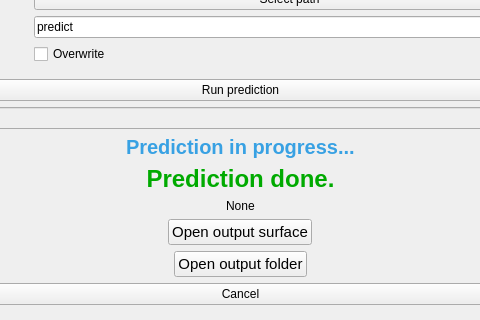
Before: the Qt Designer form CrownSegmentation/Resources/UI/CrownSegmentation.ui in GaelleLeroux/SlicerDentalModelSeg, drawn with Qt 5; both pictures show x 84 to 564 and y 641 to 961 of the 649 by 961 pixel window.
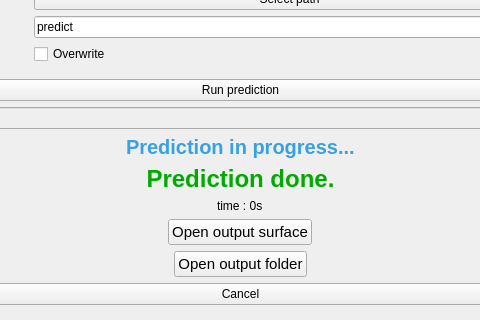
After: the same form once the commit is applied. Custom widgets are drawn as their Qt base class.

Commit message: STYLE : change string in ui

Diff of the .ui file:
```diff
--- a/CrownSegmentation/Resources/UI/CrownSegmentation.ui
+++ b/CrownSegmentation/Resources/UI/CrownSegmentation.ui
@@ -547,7 +547,7 @@
    <item alignment="Qt::AlignHCenter">
     <widget class="QLabel" name="timeLabel">
      <property name="text">
-      <string>None</string>
+      <string>time : 0s</string>
      </property>
     </widget>
    </item>
```
